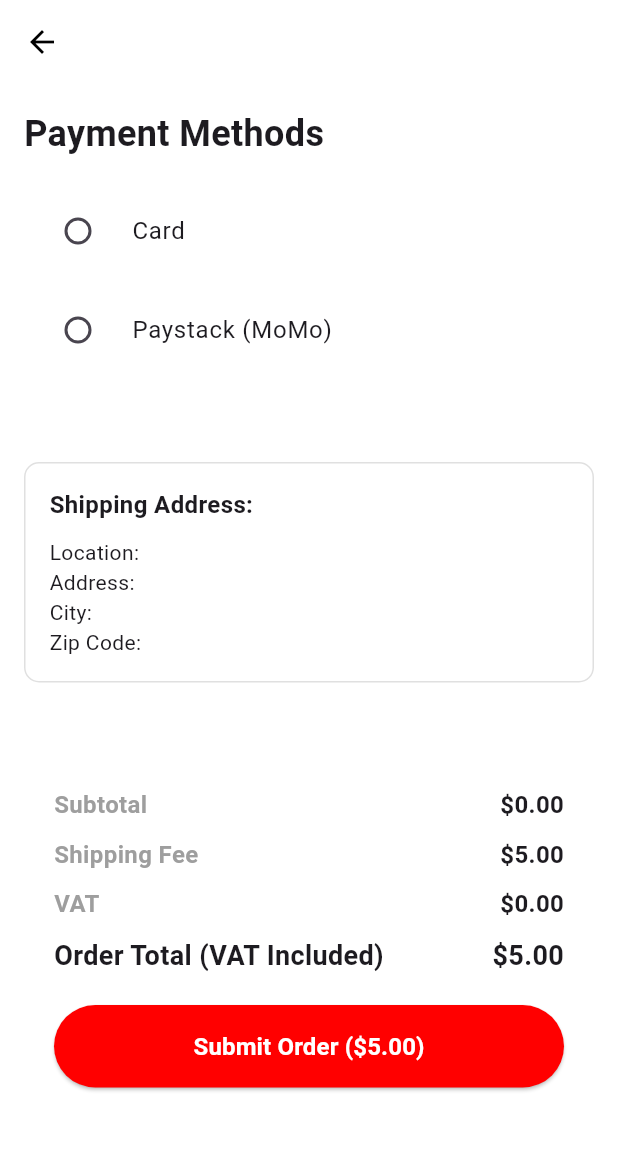
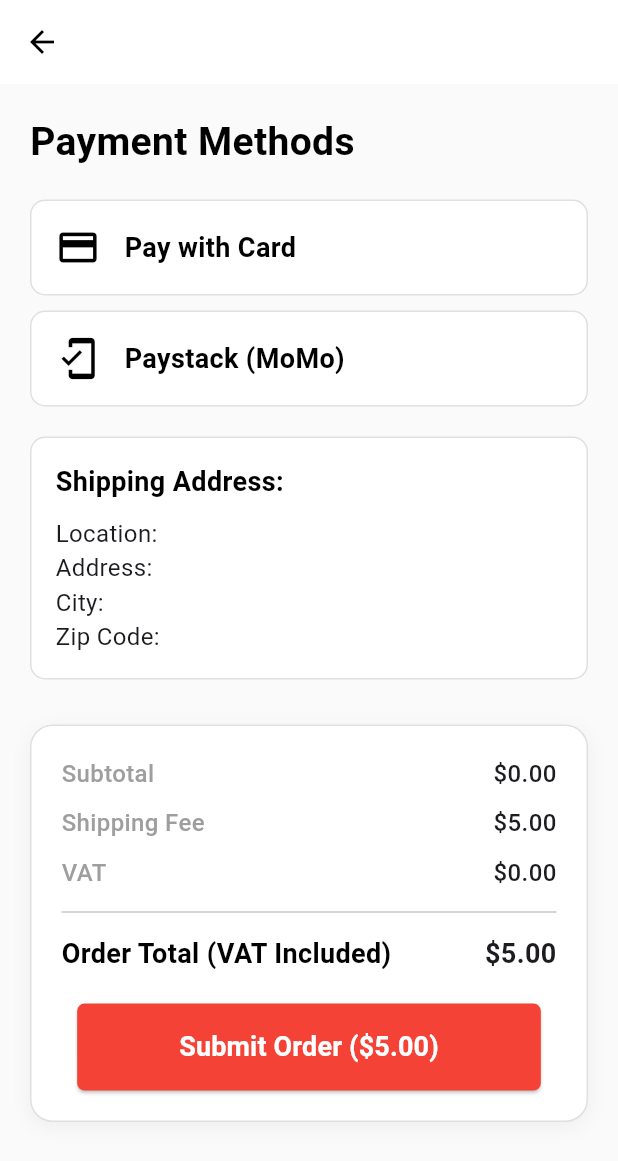
Before and after one commit to NeverKnewNoble/PilooloCollectionsFlutterApp, a Flutter app: the PaymentPage screen opened directly with empty values, on a phone screen of 412 x 824 dp. Shown: the top 1161 px of the screen. Run offline on Flutter 3.47's test engine with Material 3 defaults, Android fonts, the phone set to English and light mode, and no system bars; our stand-ins replace google_nav_bar, logger, shared_preferences; accounts and stored records are empty; network calls fail.

Commit message:
redesigned payment and animation screen

```diff
--- a/lib/main/cart/payment.dart
+++ b/lib/main/cart/payment.dart
@@ -52,7 +52,7 @@ class _PaymentPageState extends State<PaymentPage> {
     }
 
     return Scaffold(
-      backgroundColor: Colors.white,
+      backgroundColor: Colors.grey[50],
       appBar: AppBar(
         backgroundColor: Colors.white,
         elevation: 0,
@@ -60,33 +60,103 @@ class _PaymentPageState extends State<PaymentPage> {
       ),
       body: SingleChildScrollView(
         child: Padding(
-          padding: const EdgeInsets.all(16.0),
+          padding: const EdgeInsets.all(20.0),
           child: Column(
             crossAxisAlignment: CrossAxisAlignment.start,
             children: [
+              // Page Title
               const Text(
                 'Payment Methods',
-                style: TextStyle(fontSize: 24, fontWeight: FontWeight.bold),
+                style: TextStyle(fontSize: 26, fontWeight: FontWeight.bold, color: Colors.black),
               ),
               const SizedBox(height: 20),
 
               // Card Option
-              RadioListTile<bool>(
-                value: true,
-                groupValue: _payWithCard,
-                onChanged: (value) {
+              buildPaymentOption(
+                title: 'Pay with Card',
+                isSelected: _payWithCard,
+                onTap: () {
                   setState(() {
-                    _payWithCard = value!;
-                    _payWithMoMo = false; // Deselect MoMo option
+                    _payWithCard = true;
+                    _payWithMoMo = false;
                   });
                 },
-                title: const Text('Card'),
-                activeColor: Colors.red,
+                icon: Icons.credit_card,
               ),
 
               // Card Details Form (only if card option is selected)
-              if (_payWithCard) ...[
+              if (_payWithCard) buildCardDetailsForm(),
+
               const SizedBox(height: 10),
+
+              // Paystack (MoMo) Option
+              buildPaymentOption(
+                title: 'Paystack (MoMo)',
+                isSelected: _payWithMoMo,
+                onTap: () {
+                  setState(() {
+                    _payWithMoMo = true;
+                    _payWithCard = false;
+                  });
+                },
+                icon: Icons.mobile_friendly,
+              ),
+
+              if (_payWithMoMo)
+                buildPaystackButton(),
+
+              const SizedBox(height: 20),
+
+              // Display Checkout Info Section
+              buildCheckoutInfoSection(),
+
+              const SizedBox(height: 30),
+
+              // Checkout Box with Shipping Fee, VAT, and Submit Order button
+              buildCheckOutBox(cartProvider),
+            ],
+          ),
+        ),
+      ),
+    );
+  }
+
+  // Payment Option Selector
+  Widget buildPaymentOption({
+    required String title,
+    required bool isSelected,
+    required VoidCallback onTap,
+    required IconData icon,
+  }) {
+    return GestureDetector(
+      onTap: onTap,
+      child: Container(
+        padding: const EdgeInsets.all(16),
+        decoration: BoxDecoration(
+          color: isSelected ? Colors.red[50] : Colors.white,
+          border: Border.all(color: isSelected ? Colors.red : Colors.grey.shade300),
+          borderRadius: BorderRadius.circular(10),
+        ),
+        child: Row(
+          children: [
+            Icon(icon, color: isSelected ? Colors.red : Colors.black, size: 30),
+            const SizedBox(width: 16),
+            Text(
+              title,
+              style: TextStyle(fontSize: 18, fontWeight: FontWeight.bold, color: isSelected ? Colors.red : Colors.black),
+            ),
+          ],
+        ),
+      ),
+    );
+  }
+
+  // Card Details Form Widget
+  Widget buildCardDetailsForm() {
+    return Padding(
+      padding: const EdgeInsets.symmetric(vertical: 10.0),
+      child: Column(
+        children: [
           // Card Number
           TextFormField(
             decoration: const InputDecoration(
@@ -123,33 +193,25 @@ class _PaymentPageState extends State<PaymentPage> {
             ],
           ),
         ],
+      ),
+    );
+  }
 
-              const SizedBox(height: 10),
-
-              // Paystack (MoMo) Option
-              RadioListTile<bool>(
-                value: true,
-                groupValue: _payWithMoMo,
-                onChanged: (value) {
-                  setState(() {
-                    _payWithMoMo = value!;
-                    _payWithCard = false; // Deselect Card option
-                  });
-                },
-                title: const Text('Paystack (MoMo)'),
-                activeColor: Colors.red,
-              ),
-
-              if (_payWithMoMo)
-                ElevatedButton(
+  // Paystack Button for MoMo Payment
+  Widget buildPaystackButton() {
+    return Padding(
+      padding: const EdgeInsets.symmetric(vertical: 10.0),
+      child: ElevatedButton(
         onPressed: () {
           // Paystack MoMo logic here
         },
         style: ElevatedButton.styleFrom(
           backgroundColor: Colors.white,
-                    padding: const EdgeInsets.symmetric(vertical: 5.0),
+          elevation: 2,
+          padding: const EdgeInsets.symmetric(vertical: 10.0),
           shape: RoundedRectangleBorder(
             borderRadius: BorderRadius.circular(25.0),
+            side: BorderSide(color: Colors.grey.shade300),
           ),
         ),
         child: Row(
@@ -157,8 +219,8 @@ class _PaymentPageState extends State<PaymentPage> {
           children: <Widget>[
             Image.asset(
               'images/paystack.png',
-                        width: 40,
-                        height: 40,
+              width: 35,
+              height: 35,
             ),
             const SizedBox(width: 10),
             const Text(
@@ -170,20 +232,6 @@ class _PaymentPageState extends State<PaymentPage> {
               ),
             ),
           ],
-                  ),
-                ),
-
-              const SizedBox(height: 60),
-
-              // Display Checkout Info Section
-              buildCheckoutInfoSection(),
-
-              const SizedBox(height: 50),
-
-              // Checkout Box with Shipping Fee, VAT, and Submit Order button
-              buildCheckOutBox(cartProvider),
-            ],
-          ),
         ),
       ),
     );
@@ -204,13 +252,13 @@ class _PaymentPageState extends State<PaymentPage> {
         children: [
           const Text(
             'Shipping Address:',
-            style: TextStyle(fontSize: 16, fontWeight: FontWeight.bold),
+            style: TextStyle(fontSize: 18, fontWeight: FontWeight.bold, color: Colors.black),
           ),
           const SizedBox(height: 10),
-          Text('Location: ${widget.location}'),
-          Text('Address: ${widget.address}'),
-          Text('City: ${widget.city}'),
-          Text('Zip Code: ${widget.zipCode}'),
+          Text('Location: ${widget.location}', style: const TextStyle(fontSize: 16)),
+          Text('Address: ${widget.address}', style: const TextStyle(fontSize: 16)),
+          Text('City: ${widget.city}', style: const TextStyle(fontSize: 16)),
+          Text('Zip Code: ${widget.zipCode}', style: const TextStyle(fontSize: 16)),
         ],
       ),
     );
@@ -223,87 +271,33 @@ class _PaymentPageState extends State<PaymentPage> {
     final total = subtotal + shippingFee + vatAmount;
 
     return Container(
-      height: 250,
       width: double.infinity,
-      decoration: const BoxDecoration(
+      decoration: BoxDecoration(
         color: Colors.white,
-        borderRadius: BorderRadius.only(
-          topRight: Radius.circular(30),
-          bottomLeft: Radius.circular(30),
-        ),
+        borderRadius: BorderRadius.circular(15),
+        border: Border.all(color: Colors.grey.shade300),
+        boxShadow: [BoxShadow(color: Colors.grey.shade200, blurRadius: 10, offset: const Offset(0, 3))],
       ),
       padding: const EdgeInsets.all(20),
       child: Column(
         children: [
-          // Subtotal
-          Row(
-            mainAxisAlignment: MainAxisAlignment.spaceBetween,
-            children: [
-              const Text(
-                "Subtotal",
-                style: TextStyle(fontWeight: FontWeight.bold, color: Colors.grey, fontSize: 16),
-              ),
-              Text(
-                '$currencySign${subtotal.toStringAsFixed(2)}', // Use currencySign
-                style: const TextStyle(fontWeight: FontWeight.bold, fontSize: 16),
-              ),
-            ],
-          ),
+          buildSummaryRow("Subtotal", subtotal),
           const SizedBox(height: 10),
-
-          // Shipping Fee
-          Row(
-            mainAxisAlignment: MainAxisAlignment.spaceBetween,
-            children: [
-              const Text(
-                "Shipping Fee",
-                style: TextStyle(fontWeight: FontWeight.bold, color: Colors.grey, fontSize: 16),
-              ),
-              Text(
-                '$currencySign${shippingFee.toStringAsFixed(2)}', // Use currencySign
-                style: const TextStyle(fontWeight: FontWeight.bold, fontSize: 16),
-              ),
-            ],
-          ),
+          buildSummaryRow("Shipping Fee", shippingFee),
           const SizedBox(height: 10),
-
-          // VAT
-          Row(
-            mainAxisAlignment: MainAxisAlignment.spaceBetween,
-            children: [
-              const Text(
-                "VAT",
-                style: TextStyle(fontWeight: FontWeight.bold, color: Colors.grey, fontSize: 16),
-              ),
-              Text(
-                '$currencySign${vatAmount.toStringAsFixed(2)}', // Use currencySign
-                style: const TextStyle(fontWeight: FontWeight.bold, fontSize: 16),
-              ),
-            ],
-          ),
-          const SizedBox(height: 10),
-
-          // Total with VAT
-          Row(
-            mainAxisAlignment: MainAxisAlignment.spaceBetween,
-            children: [
-              const Text(
-                "Order Total (VAT Included)",
-                style: TextStyle(fontWeight: FontWeight.bold, fontSize: 18),
-              ),
-              Text(
-                '$currencySign${total.toStringAsFixed(2)}', // Use currencySign
-                style: const TextStyle(fontWeight: FontWeight.bold, fontSize: 18),
-              ),
-            ],
-          ),
+          buildSummaryRow("VAT", vatAmount),
+          const Divider(height: 30, thickness: 1),
+          buildSummaryRow("Order Total (VAT Included)", total, isTotal: true),
           const SizedBox(height: 20),
 
           // Submit Order Button
           ElevatedButton(
             style: ElevatedButton.styleFrom(
-              backgroundColor: const Color(0xFFFF0000),
-              minimumSize: const Size(double.infinity, 55),
+              backgroundColor: Colors.red,
+              shape: RoundedRectangleBorder(
+                borderRadius: BorderRadius.circular(5),
+              ),
+              padding: const EdgeInsets.symmetric(vertical: 16, horizontal: 68),
             ),
             onPressed: () {
               // Trigger the animation
@@ -312,12 +306,36 @@ class _PaymentPageState extends State<PaymentPage> {
               });
             },
             child: Text(
-              "Submit Order ($currencySign${total.toStringAsFixed(2)})", // Use currencySign
-              style: const TextStyle(fontWeight: FontWeight.bold, fontSize: 16, color: Colors.white),
+              "Submit Order ($currencySign${total.toStringAsFixed(2)})",
+              style: const TextStyle(fontWeight: FontWeight.bold, fontSize: 18, color: Colors.white),
             ),
           ),
         ],
       ),
     );
   }
+
+  // Build Summary Row Widget for Checkout Box
+  Widget buildSummaryRow(String label, double amount, {bool isTotal = false}) {
+    return Row(
+      mainAxisAlignment: MainAxisAlignment.spaceBetween,
+      children: [
+        Text(
+          label,
+          style: TextStyle(
+            fontWeight: isTotal ? FontWeight.bold : FontWeight.w500,
+            fontSize: isTotal ? 18 : 16,
+            color: isTotal ? Colors.black : Colors.grey,
+          ),
+        ),
+        Text(
+          '$currencySign${amount.toStringAsFixed(2)}',
+          style: TextStyle(
+            fontWeight: isTotal ? FontWeight.bold : FontWeight.w500,
+            fontSize: isTotal ? 18 : 16,
+          ),
+        ),
+      ],
+    );
   }
+}
--- a/lib/main/cart/widget/success_animation.dart
+++ b/lib/main/cart/widget/success_animation.dart
@@ -1,4 +1,4 @@
-import 'package:flutter/material.dart';
+ import 'package:flutter/material.dart';
 
 class SuccessAnimation extends StatefulWidget {
   final VoidCallback onComplete;
@@ -61,7 +61,7 @@ class SuccessAnimationState extends State<SuccessAnimation> {
               ),
               const SizedBox(height: 10),
               const Text(
-                'Thank you for shopping with Piloolo Collections',
+                'Thank you for shopping with \nPiloolo Collections',
                 style: TextStyle(
                   color: Colors.white,
                   fontSize: 18,
```
Lines whose indentation alone changed are shown as unchanged.
